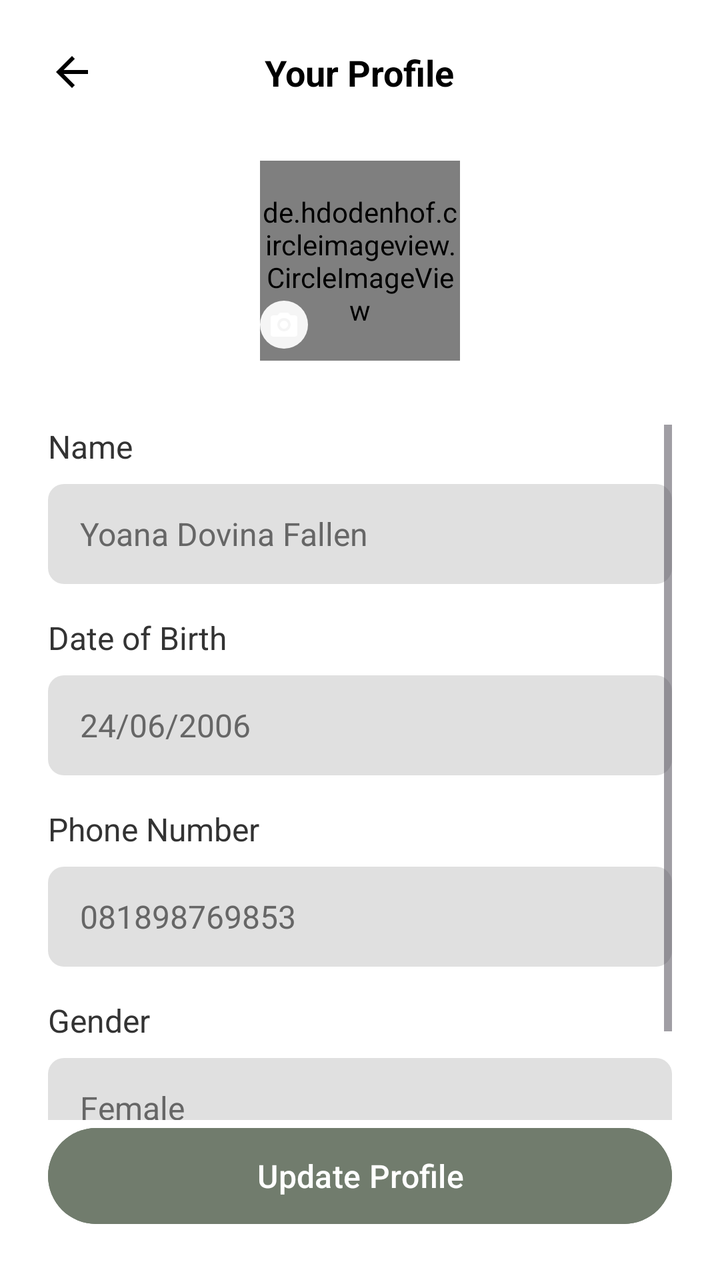
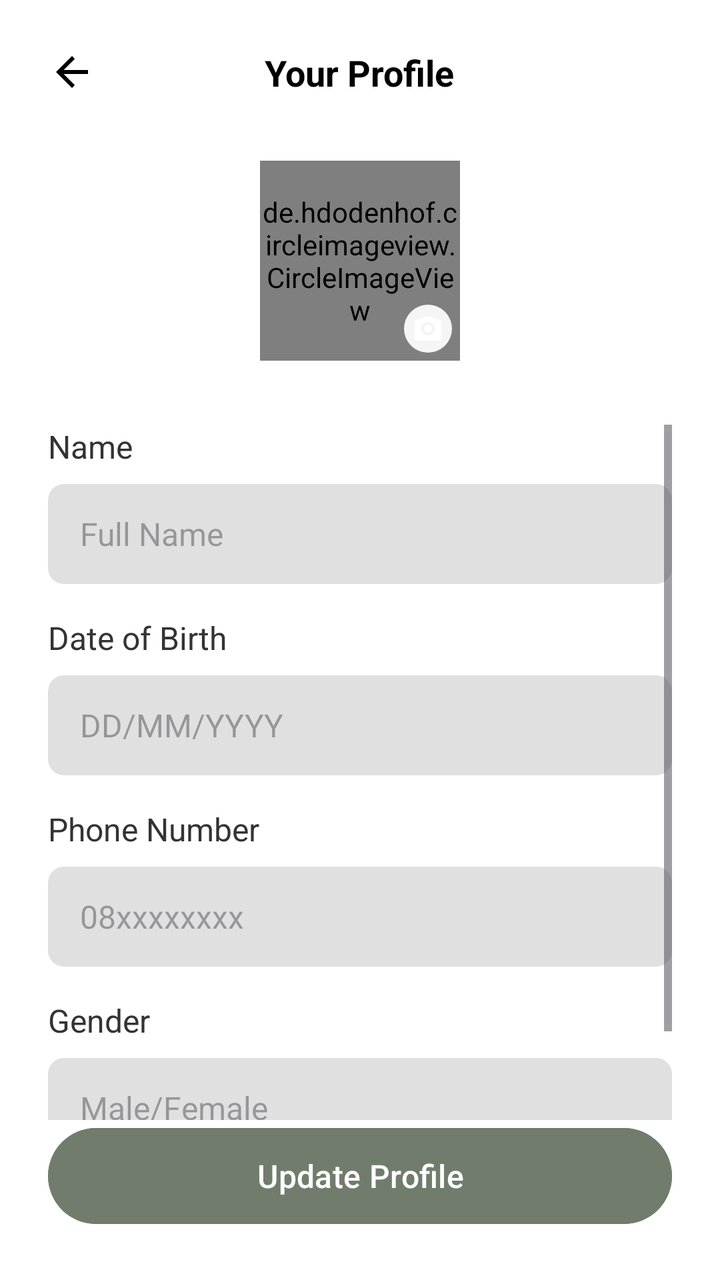

Compare the two renders of this Android layout. The source of the first and the diff that turns it into the second are given below.
<!-- AndroidManifest.xml: application theme Theme.DeCasaApps -->
<!-- res/layout/activity_edit_profile.xml -->
<?xml version="1.0" encoding="utf-8"?>
<LinearLayout xmlns:android="http://schemas.android.com/apk/res/android"
    xmlns:app="http://schemas.android.com/apk/res-auto"
    xmlns:tools="http://schemas.android.com/tools"
    android:id="@+id/main"
    android:layout_width="match_parent"
    android:layout_height="match_parent"
    android:orientation="vertical"
    android:background="#FFFFFF"
    android:padding="24dp"
    tools:context=".EditProfile">

    
    <RelativeLayout
        android:layout_width="match_parent"
        android:layout_height="wrap_content"
        android:layout_marginBottom="32dp">

        <ImageView
            android:id="@+id/btnBack"
            android:layout_width="24dp"
            android:layout_height="24dp"
            android:layout_centerVertical="true"
            android:src="@drawable/ic_back_arrow"
            app:tint="#000000" />

        <TextView
            android:layout_width="wrap_content"
            android:layout_height="wrap_content"
            android:layout_centerInParent="true"
            android:text="Your Profile"
            android:textColor="#000000"
            android:textSize="18sp"
            android:textStyle="bold" />
    </RelativeLayout>

    
    <RelativeLayout
        android:layout_width="wrap_content"
        android:layout_height="wrap_content"
        android:layout_gravity="center_horizontal"
        android:layout_marginBottom="32dp">

        <de.hdodenhof.circleimageview.CircleImageView
            android:layout_width="100dp"
            android:layout_height="100dp"
            android:src="@drawable/potoo"
            app:civ_border_width="2dp"
            app:civ_border_color="#CCCCCC" />

        <ImageView
            android:layout_width="24dp"
            android:layout_height="24dp"
            android:layout_alignEnd="@+id/ivProfile"
            android:layout_alignBottom="@+id/ivProfile"
            android:layout_marginEnd="4dp"
            android:layout_marginBottom="4dp"
            android:src="@drawable/ic_camera"
            android:background="@drawable/circle_background_gray"
            android:padding="4dp"
            android:layout_marginLeft="70dp"
            android:layout_marginTop="70dp"/>
    </RelativeLayout>

    
    <ScrollView
        android:layout_width="match_parent"
        android:layout_height="0dp"
        android:layout_weight="1">

        <LinearLayout
            android:layout_width="match_parent"
            android:layout_height="wrap_content"
            android:orientation="vertical">

            
            <TextView
                android:layout_width="wrap_content"
                android:layout_height="wrap_content"
                android:text="Name"
                android:textColor="#333333"
                android:textSize="16sp"
                android:layout_marginBottom="8dp"/>

            <EditText
                android:layout_width="match_parent"
                android:layout_height="50dp"
                android:background="@drawable/bg_input_gray"
                android:paddingStart="16dp"
                android:paddingEnd="16dp"
                android:text="Yoana Dovina Fallen"
                android:textColor="#666666"
                android:textSize="16sp"
                android:layout_marginBottom="16dp"
                android:importantForAutofill="no"
                android:inputType="textPersonName"/>

            
            <TextView
                android:layout_width="wrap_content"
                android:layout_height="wrap_content"
                android:text="Date of Birth"
                android:textColor="#333333"
                android:textSize="16sp"
                android:layout_marginBottom="8dp"/>

            <EditText
                android:layout_width="match_parent"
                android:layout_height="50dp"
                android:background="@drawable/bg_input_gray"
                android:paddingStart="16dp"
                android:paddingEnd="16dp"
                android:text="24/06/2006"
                android:textColor="#666666"
                android:textSize="16sp"
                android:layout_marginBottom="16dp"
                android:importantForAutofill="no"
                android:inputType="date"/>

            
            <TextView
                android:layout_width="wrap_content"
                android:layout_height="wrap_content"
                android:text="Phone Number"
                android:textColor="#333333"
                android:textSize="16sp"
                android:layout_marginBottom="8dp"/>

            <EditText
                android:layout_width="match_parent"
                android:layout_height="50dp"
                android:background="@drawable/bg_input_gray"
                android:paddingStart="16dp"
                android:paddingEnd="16dp"
                android:text="081898769853"
                android:textColor="#666666"
                android:textSize="16sp"
                android:layout_marginBottom="16dp"
                android:importantForAutofill="no"
                android:inputType="phone"/>

            
            <TextView
                android:layout_width="wrap_content"
                android:layout_height="wrap_content"
                android:text="Gender"
                android:textColor="#333333"
                android:textSize="16sp"
                android:layout_marginBottom="8dp"/>

            <EditText
                android:layout_width="match_parent"
                android:layout_height="50dp"
                android:background="@drawable/bg_input_gray"
                android:paddingStart="16dp"
                android:paddingEnd="16dp"
                android:text="Female"
                android:textColor="#666666"
                android:textSize="16sp"
                android:layout_marginBottom="32dp"
                android:importantForAutofill="no"
                android:inputType="text"/>

        </LinearLayout>
    </ScrollView>

    
    <Button
        android:id="@+id/btnUpdate"
        android:layout_width="match_parent"
        android:layout_height="56dp"
        android:text="Update Profile"
        android:backgroundTint="#717C6D"
        android:textColor="#FFFFFF"
        android:textSize="16sp"
        android:textAllCaps="false"/>

</LinearLayout>
<!-- resources referenced by this layout -->
<resources>
  <!-- drawable bg_input_gray (drawable) -->
  <?xml version="1.0" encoding="utf-8"?>
  <shape xmlns:android="http://schemas.android.com/apk/res/android">
      <solid android:color="#E0E0E0" />
      <corners android:radius="8dp" />
  </shape>
  <!-- drawable circle_background_gray (drawable) -->
  <?xml version="1.0" encoding="utf-8"?>
  <shape xmlns:android="http://schemas.android.com/apk/res/android"
      android:shape="oval">
      <solid android:color="#F5F5F5" />
  </shape>
  <!-- drawable ic_back_arrow (drawable) -->
  <vector xmlns:android="http://schemas.android.com/apk/res/android"
      android:width="24dp"
      android:height="24dp"
      android:viewportWidth="24"
      android:viewportHeight="24">
      <path
          android:fillColor="#000000"
          android:pathData="M20,11H7.83l5.59,-5.59L12,4l-8,8 8,8 1.41,-1.41L7.83,13H20v-2z"/>
  </vector>
  <!-- drawable ic_camera (drawable) -->
  <vector xmlns:android="http://schemas.android.com/apk/res/android"
      android:width="24dp"
      android:height="24dp"
      android:viewportWidth="24"
      android:viewportHeight="24">
      
      <path
          android:fillColor="@color/white"
          android:pathData="M20,5h-3.17L15,3H9L7.17,5H4C2.9,5 2,5.9 2,7v12c0,1.1 0.9,2 2,2h16c1.1,0 2,-0.9 2,-2V7C22,5.9 21.1,5 20,5zM12,17c-2.76,0 -5,-2.24 -5,-5s2.24,-5 5,-5s5,2.24 5,5S14.76,17 12,17z"/>
      
      <path
          android:fillColor="@color/white"
          android:pathData="M12,9c-1.65,0 -3,1.35 -3,3s1.35,3 3,3s3,-1.35 3,-3S13.65,9 12,9z"/>
  </vector>
  <!-- drawable potoo: png bitmap (drawable, 236928 bytes) -->
  <style name="Theme.DeCasaApps" parent="Base.Theme.DeCasaApps" />
  <color name="white">#FFFFFFFF</color>
  <style name="Base.Theme.DeCasaApps" parent="Theme.Material3.DayNight.NoActionBar">
          
          
      </style>
</resources>

<!-- the commit's change to res/layout/activity_edit_profile.xml (unified diff, before → after) -->
@@ -42,6 +42,7 @@
         android:layout_marginBottom="32dp">
 
         <de.hdodenhof.circleimageview.CircleImageView
+            android:id="@+id/ivProfile"
             android:layout_width="100dp"
             android:layout_height="100dp"
             android:src="@drawable/potoo"
@@ -49,6 +50,7 @@
             app:civ_border_color="#CCCCCC" />
 
         <ImageView
+            android:id="@+id/btnChangePhoto"
             android:layout_width="24dp"
             android:layout_height="24dp"
             android:layout_alignEnd="@+id/ivProfile"
@@ -83,13 +85,14 @@
                 android:layout_marginBottom="8dp"/>
 
             <EditText
+                android:id="@+id/etName"
                 android:layout_width="match_parent"
                 android:layout_height="50dp"
                 android:background="@drawable/bg_input_gray"
                 android:paddingStart="16dp"
                 android:paddingEnd="16dp"
-                android:text="Yoana Dovina Fallen"
-                android:textColor="#666666"
+                android:hint="Full Name"
+                android:textColor="#000000"
                 android:textSize="16sp"
                 android:layout_marginBottom="16dp"
                 android:importantForAutofill="no"
@@ -105,16 +108,18 @@
                 android:layout_marginBottom="8dp"/>
 
             <EditText
+                android:id="@+id/etDob"
                 android:layout_width="match_parent"
                 android:layout_height="50dp"
                 android:background="@drawable/bg_input_gray"
                 android:paddingStart="16dp"
                 android:paddingEnd="16dp"
-                android:text="24/06/2006"
-                android:textColor="#666666"
+                android:hint="DD/MM/YYYY"
+                android:textColor="#000000"
                 android:textSize="16sp"
                 android:layout_marginBottom="16dp"
                 android:importantForAutofill="no"
+                android:focusable="false"
                 android:inputType="date"/>
 
             
@@ -127,13 +132,14 @@
                 android:layout_marginBottom="8dp"/>
 
             <EditText
+                android:id="@+id/etPhone"
                 android:layout_width="match_parent"
                 android:layout_height="50dp"
                 android:background="@drawable/bg_input_gray"
                 android:paddingStart="16dp"
                 android:paddingEnd="16dp"
-                android:text="081898769853"
-                android:textColor="#666666"
+                android:hint="08xxxxxxxx"
+                android:textColor="#000000"
                 android:textSize="16sp"
                 android:layout_marginBottom="16dp"
                 android:importantForAutofill="no"
@@ -149,13 +155,14 @@
                 android:layout_marginBottom="8dp"/>
 
             <EditText
+                android:id="@+id/etGender"
                 android:layout_width="match_parent"
                 android:layout_height="50dp"
                 android:background="@drawable/bg_input_gray"
                 android:paddingStart="16dp"
                 android:paddingEnd="16dp"
-                android:text="Female"
-                android:textColor="#666666"
+                android:hint="Male/Female"
+                android:textColor="#000000"
                 android:textSize="16sp"
                 android:layout_marginBottom="32dp"
                 android:importantForAutofill="no"
<!-- resource entries referenced after the edit -->
@@ -42,7 +42,13 @@
   <color name="white">#FFFFFFFF</color>
   <style name="Base.Theme.DeCasaApps" parent="Theme.Material3.DayNight.NoActionBar">
           
-          
+          <item name="colorPrimary">@color/primary</item>
+          <item name="colorSecondary">@color/primary2</item>
+          <item name="colorTertiary">@color/primary1</item>
+          <item name="android:statusBarColor">@color/primary</item>
       </style>
+  <color name="primary">#717C6D</color>
+  <color name="primary2">#3C3D37</color>
+  <color name="primary1">#717C6D</color>
 </resources>
 
